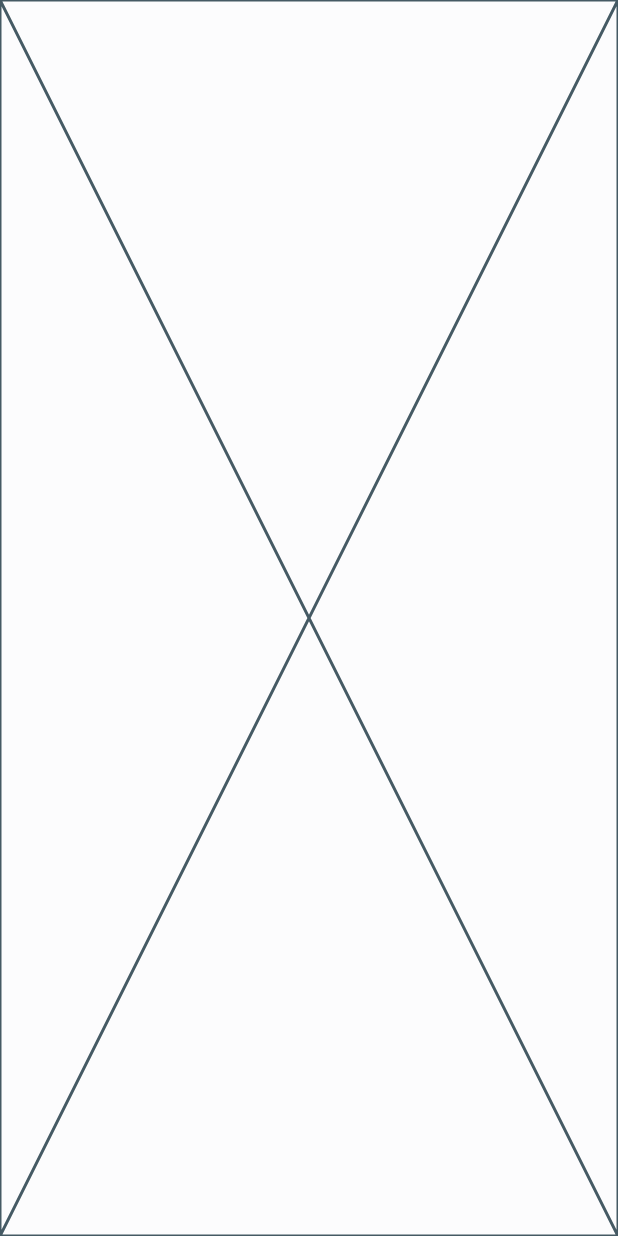
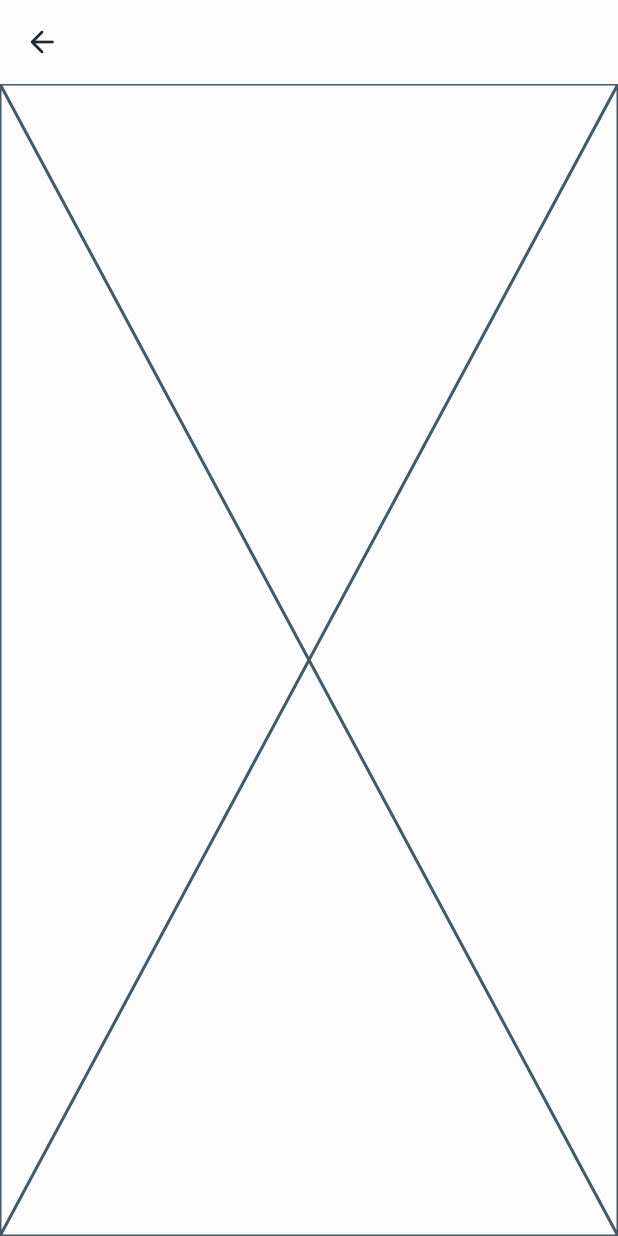
Before and after one commit to NadyAlwazah/flutter-task10-team-housely-app-beg, a Flutter app: the SignupView screen opened by its route, on a phone screen of 412 x 824 dp. Run offline on Flutter 3.47's test engine with Material 3 defaults, Android fonts, the light colour scheme and no system bars; our stand-ins replace flutter_screenutil, flutter_svg, go_router, google_fonts.

Commit message:
feat: add reusable CustomAppBar and integrate it into SignupViewBody

```diff
--- /dev/null
+++ b/lib/core/widgets/custom_app_bar.dart
@@ -0,0 +1,73 @@
+import 'package:flutter/material.dart';
+import 'package:flutter_screenutil/flutter_screenutil.dart';
+import 'package:flutter_task10_team_housely_app_beg/core/utils/app_colors.dart';
+import 'package:flutter_task10_team_housely_app_beg/core/utils/styles.dart';
+
+class CustomAppBar extends StatelessWidget implements PreferredSizeWidget {
+  final String? title;
+  final Widget? action;
+  final VoidCallback? onTapAction;
+  final VoidCallback? onTapLeading;
+  final bool isActionIcon;
+  final Widget? leadingSvg;
+
+  const CustomAppBar({
+    super.key,
+    this.title,
+    this.action,
+    this.onTapAction,
+    this.isActionIcon = true,
+    this.onTapLeading,
+    this.leadingSvg,
+  });
+
+  @override
+  Widget build(BuildContext context) {
+    return AppBar(
+      backgroundColor: AppColors.backgroundColor,
+
+      elevation: 0,
+
+      // leading
+      leading: GestureDetector(
+        onTap: onTapLeading,
+        child: const Icon(
+          Icons.arrow_back_rounded,
+          color: AppColors.textPrimary,
+        ),
+      ),
+      centerTitle: true,
+
+      //title
+      title: Text(title ?? '', style: Styles.textStyle16W600Inter),
+
+      //actions
+      actions: [
+        if (action != null)
+          Padding(
+            padding: const EdgeInsets.only(right: 24.0),
+            child: GestureDetector(
+              onTap: onTapAction,
+              child: isActionIcon
+                  ? Container(
+                      padding: const EdgeInsets.all(10),
+                      decoration: BoxDecoration(
+                        borderRadius: BorderRadius.circular(33.r),
+                        border: Border.all(
+                          color: const Color(0xFFD2D6DB),
+                          width: 1,
+                        ),
+                        color: Colors.white,
+                      ),
+                      child: action,
+                    )
+                  : action,
+            ),
+          ),
+      ],
+    );
+  }
+
+  @override
+  Size get preferredSize => const Size.fromHeight(kToolbarHeight);
+}
--- a/lib/features/auth/presentation/views/signup_view.dart
+++ b/lib/features/auth/presentation/views/signup_view.dart
@@ -1,11 +1,16 @@
 import 'package:flutter/material.dart';
+import 'package:flutter_task10_team_housely_app_beg/core/widgets/custom_app_bar.dart';
 import 'package:flutter_task10_team_housely_app_beg/features/auth/presentation/views/widgets/signup_view_body.dart';
+import 'package:go_router/go_router.dart';
 
 class SignupView extends StatelessWidget {
   const SignupView({super.key});
 
   @override
   Widget build(BuildContext context) {
-    return const Scaffold(body: SignupViewBody());
+    return Scaffold(
+      appBar: CustomAppBar(onTapLeading: () => context.pop()),
+      body: const SignupViewBody(),
+    );
   }
 }
```
